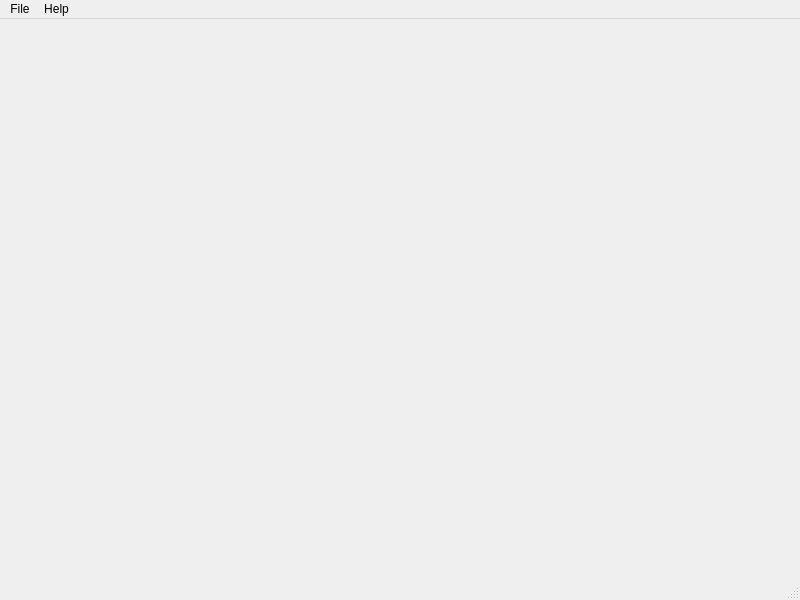
First picture: the form in src/mainwindow.ui, repository ecoates2/folco, before the edit.
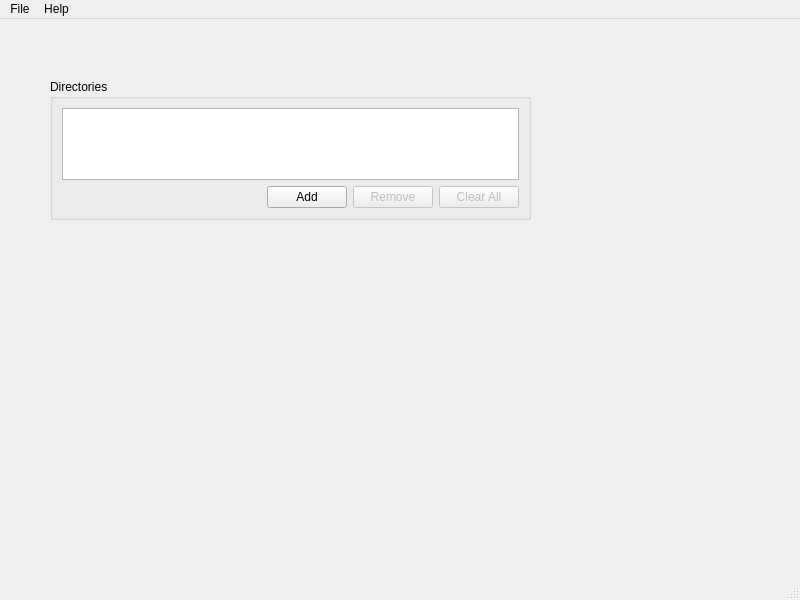
Second picture: the form after the edit.

Commit message: Added directory selection widget

Patch:
```diff
--- a/src/mainwindow.ui
+++ b/src/mainwindow.ui
@@ -13,7 +13,86 @@
   <property name="windowTitle">
    <string>MainWindow</string>
   </property>
-  <widget class="QWidget" name="centralwidget"/>
+  <widget class="QWidget" name="centralwidget">
+   <property name="acceptDrops">
+    <bool>false</bool>
+   </property>
+   <widget class="QGroupBox" name="dirListGroup">
+    <property name="geometry">
+     <rect>
+      <x>50</x>
+      <y>60</y>
+      <width>481</width>
+      <height>141</height>
+     </rect>
+    </property>
+    <property name="acceptDrops">
+     <bool>false</bool>
+    </property>
+    <property name="title">
+     <string>Directories</string>
+    </property>
+    <layout class="QVBoxLayout" name="verticalLayout_2">
+     <item>
+      <widget class="QListWidget" name="dirListWidget">
+       <property name="acceptDrops">
+        <bool>false</bool>
+       </property>
+       <property name="dragEnabled">
+        <bool>false</bool>
+       </property>
+       <property name="dragDropMode">
+        <enum>QAbstractItemView::NoDragDrop</enum>
+       </property>
+      </widget>
+     </item>
+     <item>
+      <layout class="QHBoxLayout" name="horizontalLayout">
+       <item>
+        <spacer name="horizontalSpacer">
+         <property name="orientation">
+          <enum>Qt::Horizontal</enum>
+         </property>
+         <property name="sizeHint" stdset="0">
+          <size>
+           <width>40</width>
+           <height>20</height>
+          </size>
+         </property>
+        </spacer>
+       </item>
+       <item>
+        <widget class="QPushButton" name="addDirButton">
+         <property name="text">
+          <string>Add</string>
+         </property>
+        </widget>
+       </item>
+       <item>
+        <widget class="QPushButton" name="removeDirButton">
+         <property name="enabled">
+          <bool>false</bool>
+         </property>
+         <property name="text">
+          <string>Remove</string>
+         </property>
+        </widget>
+       </item>
+       <item>
+        <widget class="QPushButton" name="clearDirsButton">
+         <property name="enabled">
+          <bool>false</bool>
+         </property>
+         <property name="text">
+          <string>Clear All</string>
+         </property>
+        </widget>
+       </item>
+      </layout>
+     </item>
+    </layout>
+   </widget>
+  </widget>
   <widget class="QMenuBar" name="menubar">
    <property name="geometry">
     <rect>
```
Left out of the diff: 2 changed lines with no effect on the pictures. The commit also changes 4 other files.
